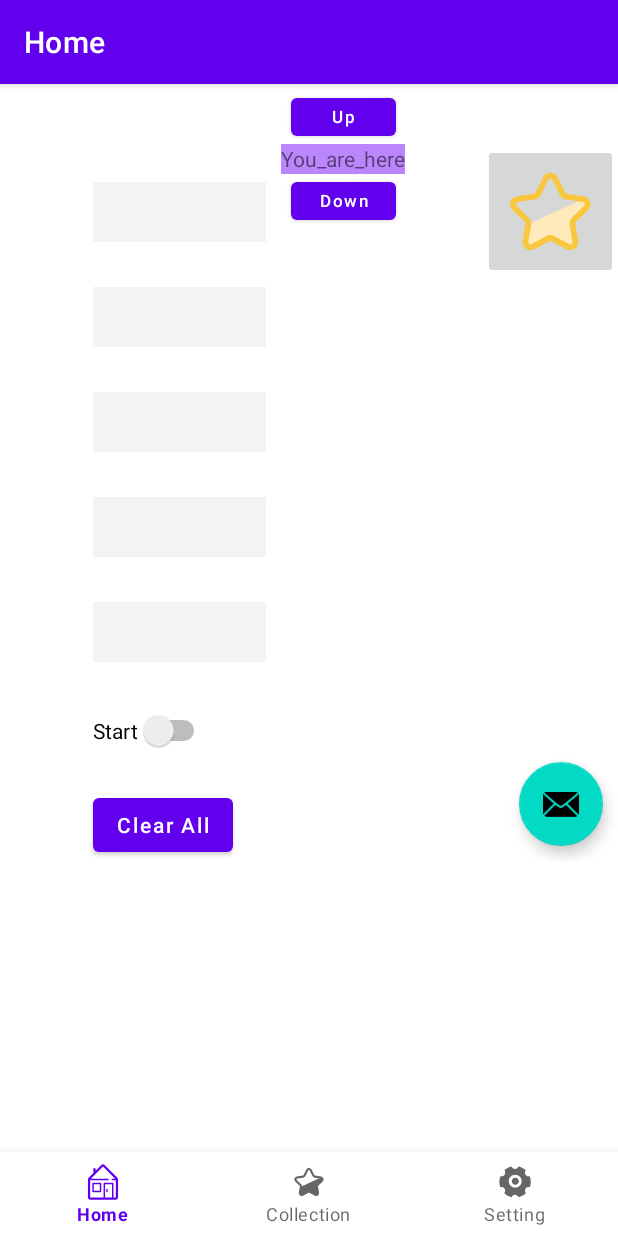
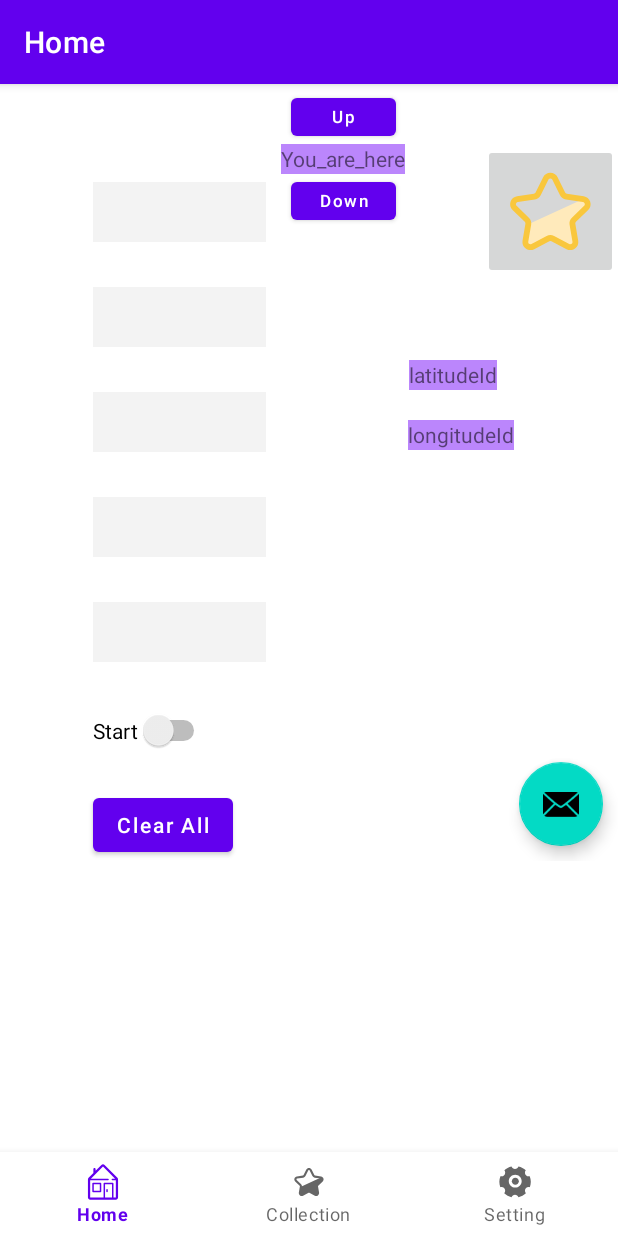
Before and after one commit to JiahangChen/HurrpUpProject, an Android app: the screen it shows after launch (MainActivity), on a phone screen of 412 x 824 dp. Run offline under Robolectric (Android 15) with nearby library versions, the phone set to English and light mode, and no system bars; our stand-ins replace data binding, navigation-ui.

Commit message:
main notification function

```diff
--- a/app/build.gradle
+++ b/app/build.gradle
@@ -58,7 +58,7 @@ dependencies {
     androidTestImplementation 'androidx.test.espresso:espresso-core:3.4.0'
     implementation 'com.google.code.gson:gson:2.8.6'
 //    implementation "com.android.support:support-compat:28.0.0"
-    implementation "com.google.android.gms:play-services-location:18.0.0"
+//    implementation "com.google.android.gms:play-services-location:18.0.0"
 
 
     // Kotlin
--- a/app/src/main/java/com/ahren/hurryupproject/ui/home/HomeFragment.kt
+++ b/app/src/main/java/com/ahren/hurryupproject/ui/home/HomeFragment.kt
@@ -2,11 +2,10 @@ package com.ahren.hurryupproject.ui.home
 
 import android.Manifest
 import android.app.Activity.RESULT_OK
-import android.content.ContentValues.TAG
 import android.content.Intent
+import android.content.IntentFilter
 import android.os.Build
 import android.os.Bundle
-import android.util.Log
 import android.view.LayoutInflater
 import android.view.View
 import android.view.ViewGroup
@@ -21,12 +20,10 @@ import androidx.core.view.marginTop
 import androidx.fragment.app.Fragment
 import androidx.fragment.app.activityViewModels
 import com.ahren.hurryupproject.R
-import com.ahren.hurryupproject.databinding.ActivityMainBinding
 import com.ahren.hurryupproject.databinding.FragmentHomeBinding
 import com.ahren.hurryupproject.service.LocationReminderService
 import com.ahren.hurryupproject.ui.addstation.AddStationActivity
 import com.ahren.hurryupproject.ui.collection.room.database.CollectionDatabase
-import com.ahren.hurryupproject.ui.collection.room.entity.CollectionEntity
 import com.google.android.material.bottomnavigation.BottomNavigationView
 
 
@@ -50,6 +47,10 @@ class HomeFragment : Fragment() {
 
     }
 
+    override fun onStart() {
+        super.onStart()
+    }
+
     @RequiresApi(Build.VERSION_CODES.N)
     override fun onCreateView(
         inflater: LayoutInflater,
@@ -59,6 +60,11 @@ class HomeFragment : Fragment() {
         _homeViewBinding = FragmentHomeBinding.inflate(inflater, container, false)
 
         getLocationPermission()
+
+        val homeReceiver = HomeFragmentReceiver(homeViewBinding, homeViewModel, requireActivity(), resources)
+        var filter = IntentFilter()
+        filter.addAction("change_location")
+        activity?.registerReceiver(homeReceiver, filter)
 
         register =
             registerForActivityResult(ActivityResultContracts.StartActivityForResult()) { result ->
@@ -74,6 +80,16 @@ class HomeFragment : Fragment() {
             }
         refreshStationList()
         moveStatePosition(0)
+
+
+
+//        val handler = @SuppressLint("HandlerLeak")
+//        object : Handler() {
+//            override fun handleMessage(msg: Message) {
+//                if (msg.what === ) {
+//                }
+//            }
+//        }
 
         homeViewBinding.floatingCreateStationButton.setOnClickListener {
             if (homeViewModel.getAvailableStationNumber() < 5) {
@@ -96,7 +112,7 @@ class HomeFragment : Fragment() {
         homeViewBinding.startapp.setOnCheckedChangeListener(object :
             CompoundButton.OnCheckedChangeListener {
             override fun onCheckedChanged(switchView: CompoundButton?, isChecked: Boolean) {
-                setButtonEnablementOnScreen(isChecked)
+                ButtonEnablement.setButtonEnablementOnScreen(isChecked, activity!!, homeViewBinding, resources)
                 homeViewModel.switchAppStart()
                 if (isChecked) {
                     if (Build.VERSION.SDK_INT >= Build.VERSION_CODES.O) {
@@ -266,61 +282,6 @@ class HomeFragment : Fragment() {
         }
     }
 
-    fun setButtonEnablementOnScreen(isEnabled: Boolean) {
-        val actionBarMenu = activity?.findViewById<BottomNavigationView>(R.id.nav_view)?.menu
-        if (isEnabled) {
-            homeViewBinding.floatingCreateStationButton.isEnabled = false
-            homeViewBinding.stationup.isEnabled = false
-            homeViewBinding.stationdown.isEnabled = false
-            homeViewBinding.clearallstation.isEnabled = false
-            actionBarMenu?.findItem(R.id.navigation_collection)?.isEnabled = false
-            actionBarMenu?.findItem(R.id.navigation_setting)?.isEnabled = false
-            actionBarMenu?.findItem(R.id.navigation_home)?.isEnabled = false
-            actionBarMenu?.findItem(R.id.navigation_collection)?.icon =
-                ResourcesCompat.getDrawable(
-                    resources,
-                    R.drawable.ic_lock_black_24dp,
-                    null
-                )
-            actionBarMenu?.findItem(R.id.navigation_setting)?.icon =
-                ResourcesCompat.getDrawable(
-                    resources,
-                    R.drawable.ic_lock_black_24dp,
-                    null
-                )
-            actionBarMenu?.findItem(R.id.navigation_home)?.icon =
-                ResourcesCompat.getDrawable(
-                    resources,
-                    R.drawable.ic_lock_black_24dp,
-                    null
-                )
-        } else {
-            homeViewBinding.floatingCreateStationButton.isEnabled = true
-            homeViewBinding.stationup.isEnabled = true
-            homeViewBinding.stationdown.isEnabled = true
-            homeViewBinding.clearallstation.isEnabled = true
-            actionBarMenu?.findItem(R.id.navigation_collection)?.isEnabled = true
-            actionBarMenu?.findItem(R.id.navigation_setting)?.isEnabled = true
-            actionBarMenu?.findItem(R.id.navigation_home)?.isEnabled = true
-            actionBarMenu?.findItem(R.id.navigation_collection)?.icon =
-                ResourcesCompat.getDrawable(
-                    resources,
-                    R.drawable.ic_like_yellow_24dp,
-                    null
-                )
-            actionBarMenu?.findItem(R.id.navigation_setting)?.icon =
-                ResourcesCompat.getDrawable(
-                    resources,
-                    R.drawable.ic_setting_yellow_24dp,
-                    null
-                )
-            actionBarMenu?.findItem(R.id.navigation_home)?.icon =
-                ResourcesCompat.getDrawable(
-                    resources,
-                    R.drawable.ic_home_black_24dp,
-                    null
-                )
-        }
-    }
+
 
 }
--- a/app/src/main/java/com/ahren/hurryupproject/ui/home/HomeViewModel.kt
+++ b/app/src/main/java/com/ahren/hurryupproject/ui/home/HomeViewModel.kt
@@ -78,6 +78,8 @@ class HomeViewModel(application: Application) : AndroidViewModel(application) {
     }
 
     fun getAvailableStationNumber(): Int = availableStationNumber
+
+    fun getStateButtonPosition(): Int = stateButtonPosition
 
     fun deleteStation(deleteStationNumber: Int): StationListBindingData {
         if (deleteStationNumber <= availableStationNumber) {
--- a/app/src/main/res/layout/fragment_home.xml
+++ b/app/src/main/res/layout/fragment_home.xml
@@ -166,4 +166,30 @@
 <!--        app:layout_constraintEnd_toEndOf="parent"-->
 <!--        app:layout_constraintTop_toBottomOf="@+id/collectionButton" />-->
 
+    <TextView
+        android:id="@+id/longitudeId"
+        android:layout_width="wrap_content"
+        android:layout_height="20dp"
+        android:layout_marginTop="20dp"
+        android:layout_marginEnd="68dp"
+        android:background="@color/purple_200"
+        android:text="longitudeId"
+        app:layout_constraintEnd_toEndOf="parent"
+        app:layout_constraintHorizontal_bias="0.989"
+        app:layout_constraintStart_toEndOf="@+id/StationNum3"
+        app:layout_constraintTop_toBottomOf="@+id/latitudeId" />
+
+    <TextView
+        android:id="@+id/latitudeId"
+        android:layout_width="wrap_content"
+        android:layout_height="20dp"
+        android:layout_marginStart="92dp"
+        android:layout_marginTop="184dp"
+        android:background="@color/purple_200"
+        android:text="latitudeId"
+        app:layout_constraintEnd_toEndOf="parent"
+        app:layout_constraintHorizontal_bias="0.036"
+        app:layout_constraintStart_toEndOf="@+id/StationNum3"
+        app:layout_constraintTop_toTopOf="parent" />
+
 </androidx.constraintlayout.widget.ConstraintLayout>
```
Also changed, not shown: app/src/main/java/com/ahren/hurryupproject/service/LocationReminderService.kt (+35 -70 lines), app/src/main/java/com/ahren/hurryupproject/ui/home/ButtonEnablement.kt (added, +67 -0 lines), app/src/main/java/com/ahren/hurryupproject/ui/home/HomeFragmentReceiver.kt (added, +119 -0 lines).
